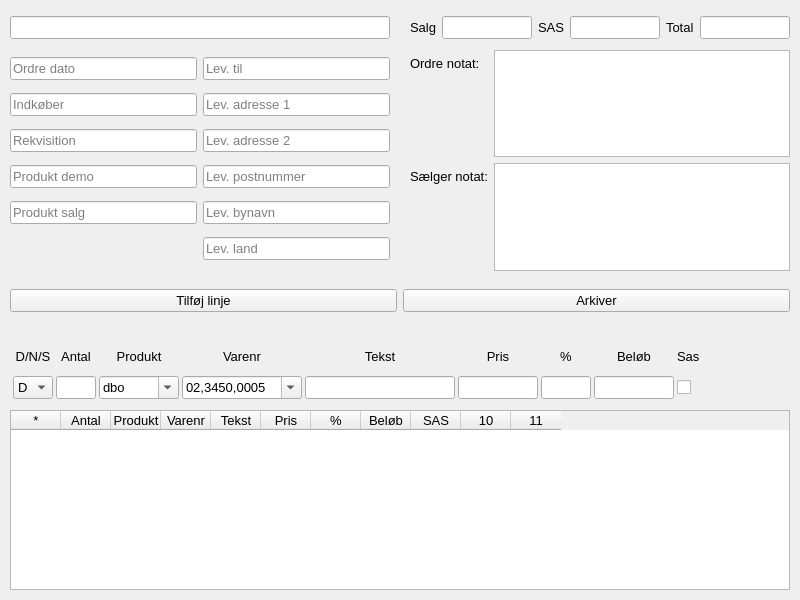
The window that buildtools/ui/visit_dialog.ui (fhdk/eordre2) describes before a commit, drawn with Qt 5.
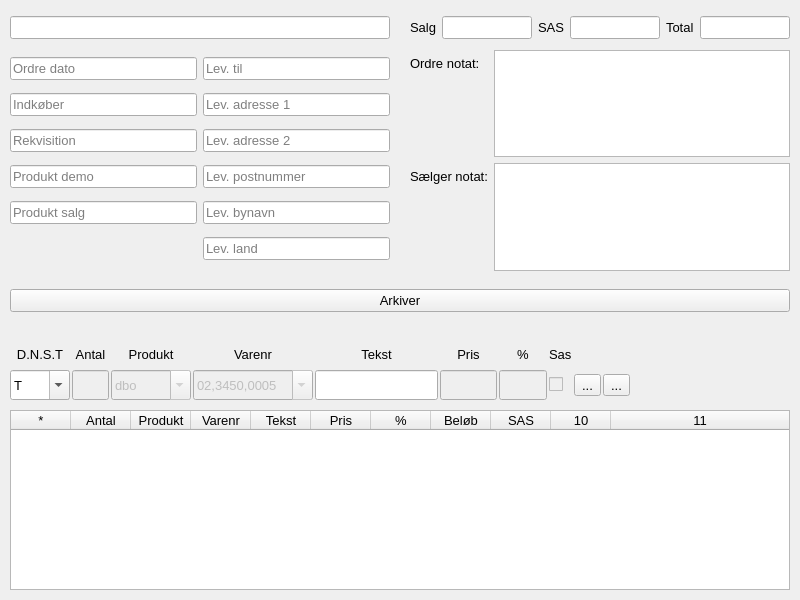
The same window after the commit.

```diff
--- a/buildtools/ui/visit_dialog.ui
+++ b/buildtools/ui/visit_dialog.ui
@@ -58,16 +58,19 @@
     <bool>true</bool>
    </attribute>
    <attribute name="horizontalHeaderDefaultSectionSize">
-    <number>50</number>
+    <number>60</number>
    </attribute>
    <attribute name="horizontalHeaderMinimumSectionSize">
     <number>10</number>
    </attribute>
+   <attribute name="horizontalHeaderStretchLastSection">
+    <bool>true</bool>
+   </attribute>
    <attribute name="verticalHeaderMinimumSectionSize">
-    <number>20</number>
+    <number>30</number>
    </attribute>
    <attribute name="verticalHeaderStretchLastSection">
-    <bool>true</bool>
+    <bool>false</bool>
    </attribute>
    <column>
     <property name="text">
@@ -332,21 +335,6 @@
    </property>
    <layout class="QGridLayout" name="gridOrderButtons">
     <item row="0" column="0">
-     <widget class="QPushButton" name="btnInsertLine">
-      <property name="font">
-       <font>
-        <pointsize>10</pointsize>
-       </font>
-      </property>
-      <property name="text">
-       <string>Tilføj linje</string>
-      </property>
-      <property name="autoDefault">
-       <bool>false</bool>
-      </property>
-     </widget>
-    </item>
-    <item row="0" column="1">
      <widget class="QPushButton" name="btnArchiveVisit">
       <property name="font">
        <font>
@@ -581,7 +569,7 @@
     <rect>
      <x>10</x>
      <y>340</y>
-     <width>700</width>
+     <width>620</width>
      <height>60</height>
     </rect>
    </property>
@@ -590,25 +578,25 @@
      <pointsize>10</pointsize>
     </font>
    </property>
-   <layout class="QGridLayout" name="gridLayout" columnstretch="0,0,0,0,0,0,0,0,0">
-    <property name="horizontalSpacing">
-     <number>0</number>
-    </property>
-    <property name="verticalSpacing">
+   <layout class="QGridLayout" name="gridLayout" columnstretch="0,0,0,0,0,0,0,0,0,0">
+    <property name="spacing">
      <number>2</number>
     </property>
     <item row="1" column="2">
      <widget class="QComboBox" name="cboProduct">
+      <property name="enabled">
+       <bool>false</bool>
+      </property>
       <property name="minimumSize">
        <size>
         <width>80</width>
-        <height>0</height>
+        <height>30</height>
        </size>
       </property>
       <property name="maximumSize">
        <size>
         <width>80</width>
-        <height>16777215</height>
+        <height>30</height>
        </size>
       </property>
       <property name="font">
@@ -673,10 +661,19 @@
     </item>
     <item row="1" column="1">
      <widget class="QLineEdit" name="txtPcs">
+      <property name="enabled">
+       <bool>false</bool>
+      </property>
+      <property name="minimumSize">
+       <size>
+        <width>0</width>
+        <height>30</height>
+       </size>
+      </property>
       <property name="maximumSize">
        <size>
         <width>40</width>
-        <height>16777215</height>
+        <height>30</height>
        </size>
       </property>
       <property name="font">
@@ -711,14 +708,14 @@
      <widget class="QComboBox" name="cboDns">
       <property name="minimumSize">
        <size>
-        <width>5</width>
-        <height>0</height>
+        <width>60</width>
+        <height>30</height>
        </size>
       </property>
       <property name="maximumSize">
        <size>
-        <width>40</width>
-        <height>16777215</height>
+        <width>0</width>
+        <height>30</height>
        </size>
       </property>
       <property name="font">
@@ -726,12 +723,24 @@
         <pointsize>10</pointsize>
        </font>
       </property>
+      <property name="editable">
+       <bool>true</bool>
+      </property>
+      <property name="currentText">
+       <string notr="true">T</string>
+      </property>
       <property name="currentIndex">
-       <number>0</number>
-      </property>
-      <property name="maxCount">
        <number>3</number>
       </property>
+      <property name="maxCount">
+       <number>4</number>
+      </property>
+      <property name="sizeAdjustPolicy">
+       <enum>QComboBox::AdjustToContentsOnFirstShow</enum>
+      </property>
+      <property name="minimumContentsLength">
+       <number>1</number>
+      </property>
       <item>
        <property name="text">
         <string>D</string>
@@ -747,6 +756,11 @@
         <string>S</string>
        </property>
       </item>
+      <item>
+       <property name="text">
+        <string>T</string>
+       </property>
+      </item>
      </widget>
     </item>
     <item row="0" column="0">
@@ -757,22 +771,7 @@
        </font>
       </property>
       <property name="text">
-       <string>D/N/S</string>
-      </property>
-      <property name="alignment">
-       <set>Qt::AlignCenter</set>
-      </property>
-     </widget>
-    </item>
-    <item row="0" column="7">
-     <widget class="QLabel" name="lblLineSum">
-      <property name="font">
-       <font>
-        <pointsize>10</pointsize>
-       </font>
-      </property>
-      <property name="text">
-       <string>Beløb</string>
+       <string>D.N.S.T</string>
       </property>
       <property name="alignment">
        <set>Qt::AlignCenter</set>
@@ -781,16 +780,19 @@
     </item>
     <item row="1" column="3">
      <widget class="QComboBox" name="cboSku">
+      <property name="enabled">
+       <bool>false</bool>
+      </property>
       <property name="minimumSize">
        <size>
         <width>120</width>
-        <height>0</height>
+        <height>30</height>
        </size>
       </property>
       <property name="maximumSize">
        <size>
         <width>120</width>
-        <height>16777215</height>
+        <height>30</height>
        </size>
       </property>
       <property name="font">
@@ -850,10 +852,19 @@
     </item>
     <item row="1" column="6">
      <widget class="QLineEdit" name="txtLineDiscount">
+      <property name="enabled">
+       <bool>false</bool>
+      </property>
+      <property name="minimumSize">
+       <size>
+        <width>0</width>
+        <height>30</height>
+       </size>
+      </property>
       <property name="maximumSize">
        <size>
         <width>50</width>
-        <height>16777215</height>
+        <height>30</height>
        </size>
       </property>
       <property name="alignment">
@@ -863,10 +874,16 @@
     </item>
     <item row="1" column="4">
      <widget class="QLineEdit" name="txtLineText">
+      <property name="minimumSize">
+       <size>
+        <width>0</width>
+        <height>30</height>
+       </size>
+      </property>
       <property name="maximumSize">
        <size>
         <width>150</width>
-        <height>16777215</height>
+        <height>30</height>
        </size>
       </property>
       <property name="font">
@@ -893,10 +910,19 @@
     </item>
     <item row="1" column="5">
      <widget class="QLineEdit" name="txtLinePrice">
+      <property name="enabled">
+       <bool>false</bool>
+      </property>
+      <property name="minimumSize">
+       <size>
+        <width>0</width>
+        <height>30</height>
+       </size>
+      </property>
       <property name="maximumSize">
        <size>
-        <width>80</width>
-        <height>16777215</height>
+        <width>60</width>
+        <height>30</height>
        </size>
       </property>
       <property name="font">
@@ -910,26 +936,10 @@
      </widget>
     </item>
     <item row="1" column="7">
-     <widget class="QLineEdit" name="txtLineSum">
-      <property name="minimumSize">
-       <size>
-        <width>80</width>
-        <height>0</height>
-       </size>
-      </property>
-      <property name="maximumSize">
-       <size>
-        <width>80</width>
-        <height>16777215</height>
-       </size>
-      </property>
-      <property name="alignment">
-       <set>Qt::AlignRight|Qt::AlignTrailing|Qt::AlignVCenter</set>
-      </property>
-     </widget>
-    </item>
-    <item row="1" column="8">
      <widget class="QCheckBox" name="chkSas">
+      <property name="enabled">
+       <bool>false</bool>
+      </property>
       <property name="minimumSize">
        <size>
         <width>20</width>
@@ -947,7 +957,7 @@
       </property>
      </widget>
     </item>
-    <item row="0" column="8">
+    <item row="0" column="7">
      <widget class="QLabel" name="lblCheckSas">
       <property name="font">
        <font>
@@ -974,6 +984,20 @@
       </property>
      </widget>
     </item>
+    <item row="1" column="8">
+     <widget class="QToolButton" name="btnAppend">
+      <property name="text">
+       <string>...</string>
+      </property>
+     </widget>
+    </item>
+    <item row="1" column="9">
+     <widget class="QToolButton" name="btnClear">
+      <property name="text">
+       <string>...</string>
+      </property>
+     </widget>
+    </item>
    </layout>
   </widget>
  </widget>
```
Left out of the diff: 2 changed lines with no effect on the pictures.
